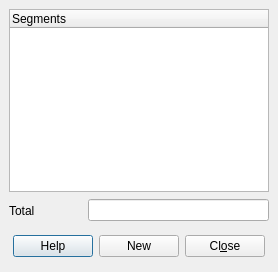
The window that qgis/src/ui/qgsmeasurebase.ui (sourcepole/qgis) describes before a commit, drawn with Qt 5.
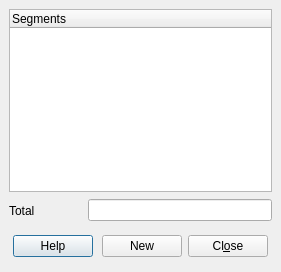
The same window after the commit. Icons and pictures are not drawn.

Diff of the .ui file:
```diff
--- a/qgis/src/ui/qgsmeasurebase.ui
+++ b/qgis/src/ui/qgsmeasurebase.ui
@@ -6,7 +6,7 @@
    <rect>
     <x>0</x>
     <y>0</y>
-    <width>275</width>
+    <width>281</width>
     <height>272</height>
    </rect>
   </property>
```
Left out of the diff: 7 changed lines with no effect on the pictures.
